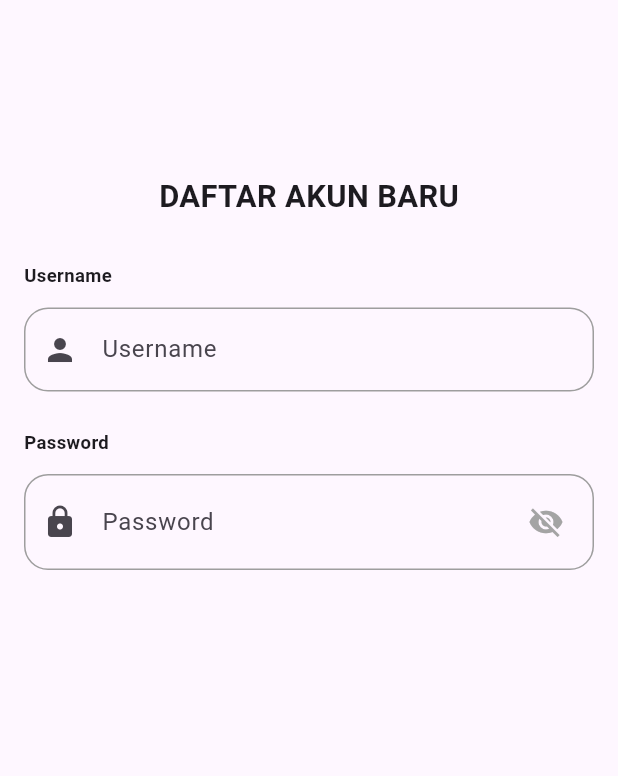
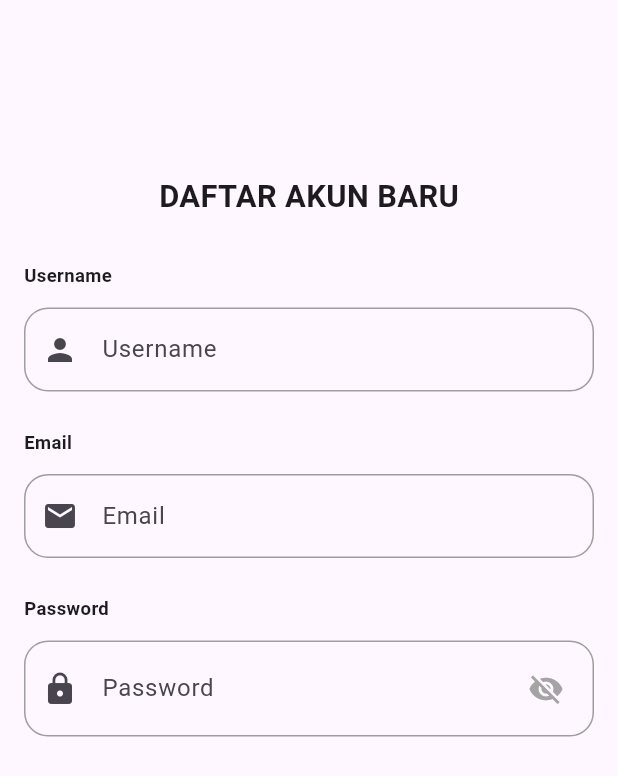
Before and after one commit to LYChubby/TernakKenariAppRestAPI_009, a Flutter app: the RegisterScreen screen opened directly, on a phone screen of 412 x 824 dp. Shown: the top 776 px of the screen. Run offline on Flutter 3.47's test engine with Material 3 defaults, Android fonts, the phone set to English and light mode, and no system bars; our stand-ins replace bloc, dartz, dropdown_button2, flutter_secure_storage; accounts and stored records are empty.

Commit message:
Membuat CustomTextField Email

```diff
--- a/lib/presentation/auth/register_screen.dart
+++ b/lib/presentation/auth/register_screen.dart
@@ -67,6 +67,16 @@ class _RegisterScreenState extends State<RegisterScreen> {
                 ),
                 const SpaceHeight(25),
                 CustomTextField(
+                  controller: emailController,
+                  label: "Email",
+                  validator: "Email tidak boleh kosong",
+                  prefixIcon: Padding(
+                    padding: const EdgeInsets.all(8.0),
+                    child: Icon(Icons.email),
+                  ),
+                ),
+                const SpaceHeight(25),
+                CustomTextField(
                   controller: passwordController,
                   label: "Password",
                   validator: "Password tidak boleh kosong",
```
